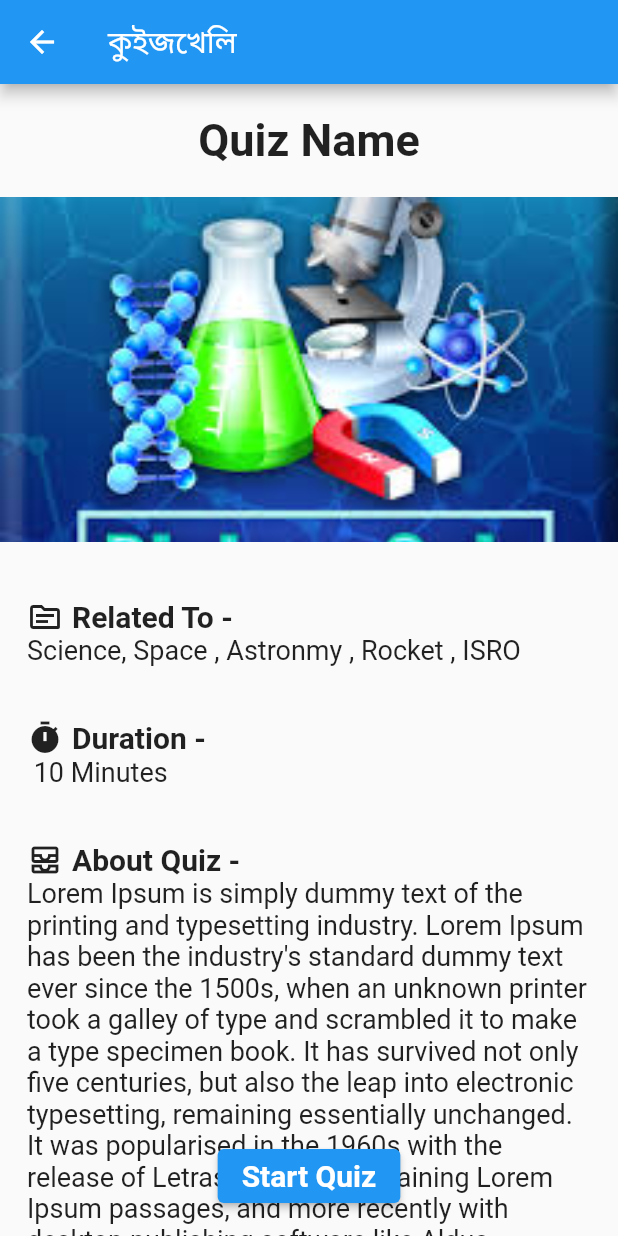
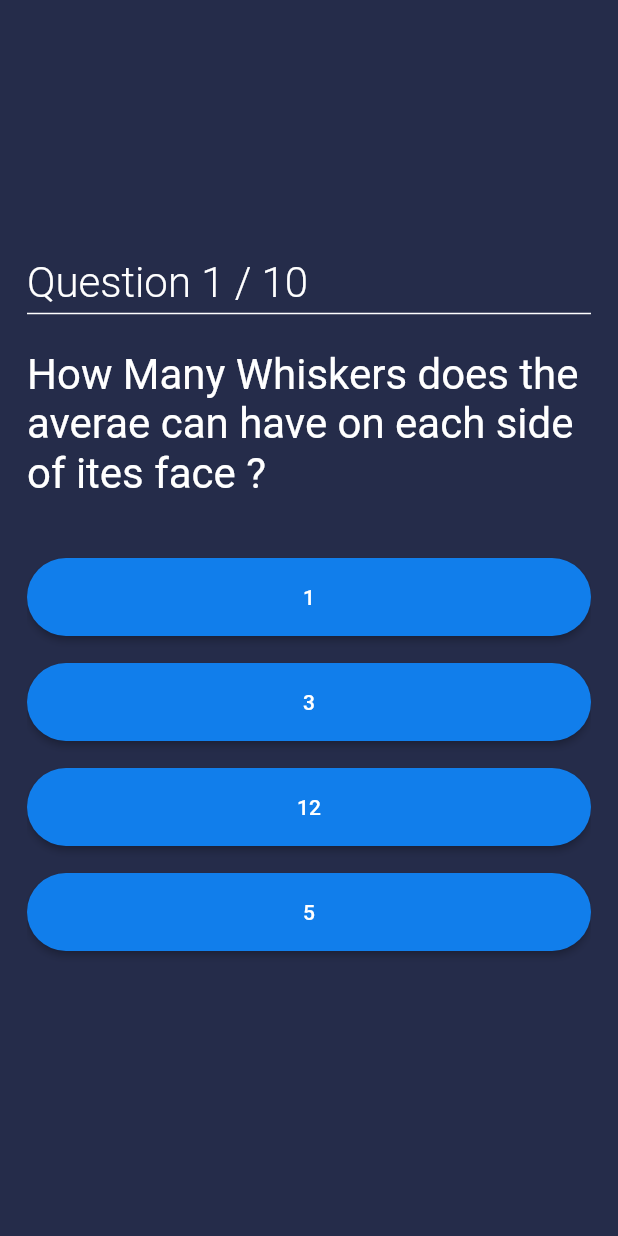
Before and after one commit to ISRAFIL-HOSSAIN/Flutter_quiz_apps, a Flutter app: the QuizIntro screen opened by its route, after a tap on "Start Quiz", on a phone screen of 412 x 824 dp. Run offline on Flutter 3.47's test engine with Material 2 defaults, Android fonts, the phone set to English and light mode, and no system bars; drawn by our look-alikes of overlay_support; our stand-ins replace cloud_firestore, firebase_auth, firebase_core, google_fonts, google_sign_in, internet_connection_checker and 1 more; accounts and stored records are empty.

Commit message:
Create Question and update Home design

```diff
--- /dev/null
+++ b/lib/data/question_list.dart
@@ -0,0 +1,94 @@
+import 'package:quiz_apps/models/question_model.dart';
+
+List<QuestionModel> questions = [
+  QuestionModel(
+    "How Many Whiskers does the averae can have on each side of ites face ? ",
+    {
+      "1": false,
+      "3": false,
+      "12": true,
+      "5": false,
+    },
+  ),
+  QuestionModel(
+    "Who invented C Language.? ",
+    {
+      "Charles Babbage": false,
+      "Grahambel": false,
+      "Dennis Ritchie": true,
+      "Steve Jobs": false,
+    },
+  ),
+  QuestionModel(
+    " C Language is a successor to which language.? ",
+    {
+      "Fortran": false,
+      "D Language": false,
+      "Basic": false,
+      "B Language": true,
+    },
+  ),
+  QuestionModel(
+    "C is a which level language.? ",
+    {
+      "Low Level": false,
+      "High Level": true,
+      "Assembly": false,
+      "None": false,
+    },
+  ),
+  QuestionModel(
+    "Which program outputs 'Hello World..' .?",
+    {
+      "main(){scanf('Hello World');": false,
+      "main(){printf('Hello World');": true,
+      "main(){print('Hello World');": false,
+      "main(){scan('Hello World');": false,
+    },
+  ),
+  QuestionModel(
+    "How Many Whiskers does the averae can have on each side of ites face ? ",
+    {
+      "1": false,
+      "3": false,
+      "12": true,
+      "5": false,
+    },
+  ),
+  QuestionModel(
+    "How Many Whiskers does the averae can have on each side of ites face ? ",
+    {
+      "1": false,
+      "3": false,
+      "12": true,
+      "5": false,
+    },
+  ),
+  QuestionModel(
+    "How Many Whiskers does the averae can have on each side of ites face ? ",
+    {
+      "1": false,
+      "3": false,
+      "12": true,
+      "5": false,
+    },
+  ),
+  QuestionModel(
+    "How Many Whiskers does the averae can have on each side of ites face ? ",
+    {
+      "1": false,
+      "3": false,
+      "12": true,
+      "5": false,
+    },
+  ),
+  QuestionModel(
+    "How Many Whiskers does the averae can have on each side of ites face ? ",
+    {
+      "1": false,
+      "3": false,
+      "12": true,
+      "5": false,
+    },
+  ),
+];
--- a/lib/main.dart
+++ b/lib/main.dart
@@ -5,6 +5,7 @@ import 'package:flutter/material.dart';
 import 'package:quiz_apps/screen/quiz/quizintro.dart';
 import './screen/page.dart';
 import 'package:overlay_support/overlay_support.dart';
+import './screen/quiz/quiz.dart';
 
 Future<void> main() async {
   WidgetsFlutterBinding.ensureInitialized();
@@ -32,6 +33,8 @@ class MyApp extends StatelessWidget {
           'setting_page': (context) => const SettingPage(),
           'profile_page': (context) => const ProfilePage(),
           'QuizIntro': (context) => const QuizIntro(),
+
+          'Question' : (context) => const QuizQuestion(),
         },
       ),
     );
--- a/lib/models/constant.dart
+++ b/lib/models/constant.dart
@@ -1,5 +1,7 @@
 import 'package:flutter/material.dart';
 
+const Color mainColor = Color(0xFF252c4a);
+const Color secondColor = Color(0xFF117eeb);
 const Color correct = Color(0xFF32AB58);
 const Color incorrect = Color.fromARGB(255, 239, 63, 4);
 const Color neutral = Color.fromARGB(255, 218, 245, 227);
--- /dev/null
+++ b/lib/screen/quiz/question.dart
@@ -0,0 +1,85 @@
+import 'package:flutter/material.dart';
+import 'package:quiz_apps/models/constant.dart';
+import '../../data/question_list.dart';
+
+class QuizQuestion extends StatefulWidget {
+  const QuizQuestion({Key? key}) : super(key: key);
+
+  @override
+  State<QuizQuestion> createState() => _QuizQuestionState();
+}
+
+class _QuizQuestionState extends State<QuizQuestion> {
+  @override
+  Widget build(BuildContext context) {
+    return SafeArea(
+      child: Container(
+        //decoration: BoxDecoration(image: DecorationImage(image: AssetImage(assetName))),
+        child: Scaffold(
+          backgroundColor: mainColor,
+          // appBar: AppBar(
+          //     title: const Text("Science",
+          //         style: TextStyle(fontSize: 25, fontWeight: FontWeight.w800))),
+          body: Padding(
+            padding: EdgeInsets.all(18.0),
+            child: PageView.builder(
+              itemCount: questions.length,
+              itemBuilder: (context, index) {
+                return Column(
+                  mainAxisAlignment: MainAxisAlignment.center,
+                  crossAxisAlignment: CrossAxisAlignment.center,
+                  children: [
+                    SizedBox(
+                      width: double.infinity,
+                      child: Text(
+                        "Question ${index + 1} / ${questions.length}",
+                        style: const TextStyle(
+                          color: Colors.white,
+                          fontWeight: FontWeight.w300,
+                          fontSize: 28.0,
+                        ),
+                      ),
+                    ),
+                    const Divider(
+                      color: Colors.white,
+                      height: 8.0,
+                      thickness: 1.0,
+                    ),
+                    const SizedBox(
+                      height: 20.0,
+                    ),
+                    Text(
+                      questions[index].question!,
+                      style:
+                          const TextStyle(color: Colors.white, fontSize: 28.0),
+                    ),
+                    const SizedBox(
+                      height: 40.0,
+                    ),
+                    for (int i = 0; i < questions[index].answer!.length; i++)
+                      Container(
+                        width: double.infinity,
+                        margin: const EdgeInsets.only(bottom: 18.0),
+                        child: MaterialButton(
+                            padding: const EdgeInsets.symmetric(vertical: 18.0),
+                            shape: const StadiumBorder(),
+                            color: secondColor,
+                            onPressed: () {},
+                            child: Text(
+                              questions[index].answer!.keys.toList()[i],
+                              style: const TextStyle(color: Colors.white),
+                            )),
+                      ),
+                  ],
+                );
+              },
+            ),
+          ),
+        ),
+      ),
+    );
+  }
+}
+
+
+//https://www.youtube.com/watch?v=N-Jw-Nf_gZ0&list=RDCMUCCkjYARLbR1ws4_lMuvJ2vg&start_radio=1&rv=N-Jw-Nf_gZ0&t=18
--- a/lib/screen/quiz/quiz.dart
+++ b/lib/screen/quiz/quiz.dart
@@ -2,3 +2,4 @@
 // export 'general/';
 // export 'science/';
 // export 'world/';
+export 'question.dart';
--- a/lib/screen/quiz/quizintro.dart
+++ b/lib/screen/quiz/quizintro.dart
@@ -1,4 +1,5 @@
 import 'package:flutter/material.dart';
+import 'quiz.dart';
 
 class QuizIntro extends StatelessWidget {
   const QuizIntro({Key? key}) : super(key: key);
@@ -16,7 +17,9 @@ class QuizIntro extends StatelessWidget {
             fontWeight: FontWeight.bold,
           ),
         ),
-        onPressed: () {},
+        onPressed: () {
+          Navigator.pushNamed(context, 'Question');
+        },
       ),
       appBar: AppBar(
         title: Text("কুইজখেলি"),
```
Also changed, not shown: lib/models/question_model.dart (+5 -14 lines), lib/screen/home/HomeScreen.dart (+84 -69 lines).
